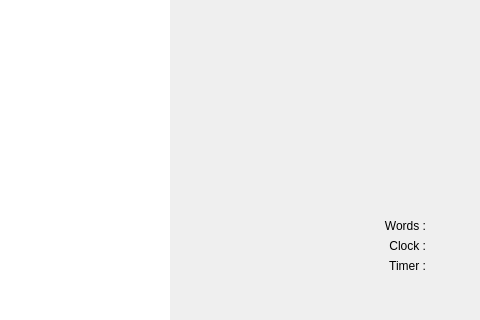
inniyah/plume-creator, file src/fullscreen/fullscreeneditor.ui: the form before one commit; both pictures show x 439 to 919 and y 306 to 626 of the 919 by 626 pixel window.
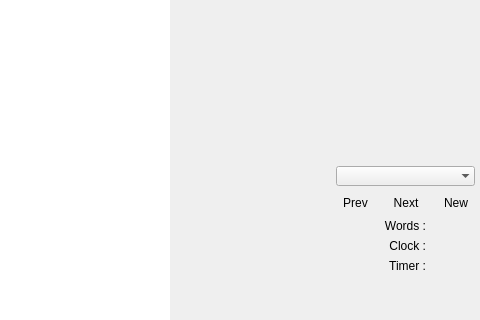
The form after the commit. Icons and pictures are not drawn. Custom widgets are drawn as their Qt base class.

Commit message: 0.58.8 : adds PoV column in outliner; outliner keeps the expanded or not state ; adds colored rows; adds prev next and new buttons in fullscreen; adds navigator in fullscreen

The edit to the form file:
```diff
--- a/src/fullscreen/fullscreeneditor.ui
+++ b/src/fullscreen/fullscreeneditor.ui
@@ -80,7 +80,7 @@
            </property>
            <item>
             <layout class="QGridLayout" name="gridLayout_2">
-             <item row="0" column="0" colspan="2">
+             <item row="1" column="0" colspan="2">
               <widget class="QLabel" name="wordCountBuddyLabel">
                <property name="mouseTracking">
                 <bool>true</bool>
@@ -93,7 +93,7 @@
                </property>
               </widget>
              </item>
-             <item row="0" column="2">
+             <item row="1" column="2">
               <widget class="QLabel" name="wordCountLabel">
                <property name="mouseTracking">
                 <bool>true</bool>
@@ -103,7 +103,7 @@
                </property>
               </widget>
              </item>
-             <item row="2" column="0" rowspan="2" colspan="2">
+             <item row="3" column="0" rowspan="2" colspan="2">
               <widget class="QLabel" name="timerBuddyLabel">
                <property name="mouseTracking">
                 <bool>true</bool>
@@ -116,7 +116,7 @@
                </property>
               </widget>
              </item>
-             <item row="2" column="2" rowspan="2">
+             <item row="3" column="2" rowspan="2">
               <widget class="QLabel" name="timerLabel">
                <property name="mouseTracking">
                 <bool>true</bool>
@@ -126,7 +126,7 @@
                </property>
               </widget>
              </item>
-             <item row="1" column="2">
+             <item row="2" column="2">
               <widget class="DigitalClock" name="clockLabel">
                <property name="mouseTracking">
                 <bool>true</bool>
@@ -136,7 +136,7 @@
                </property>
               </widget>
              </item>
-             <item row="1" column="0" colspan="2">
+             <item row="2" column="0" colspan="2">
               <widget class="QLabel" name="clockBuddyLabel">
                <property name="enabled">
                 <bool>true</bool>
@@ -152,7 +152,7 @@
                </property>
               </widget>
              </item>
-             <item row="5" column="0" colspan="3">
+             <item row="6" column="0" colspan="3">
               <layout class="QHBoxLayout" name="horizontalLayout">
                <item>
                 <widget class="QToolButton" name="notesButton">
@@ -234,7 +234,7 @@
                </item>
               </layout>
              </item>
-             <item row="4" column="0" colspan="3">
+             <item row="5" column="0" colspan="3">
               <widget class="WordGoalProgressBar" name="progressBar" native="true">
                <property name="minimumSize">
                 <size>
@@ -244,6 +244,80 @@
                </property>
               </widget>
              </item>
+             <item row="0" column="0" colspan="3">
+              <layout class="QGridLayout" name="gridLayout_3">
+               <item row="0" column="0" colspan="3">
+                <widget class="QComboBox" name="navigatorComboBox">
+                 <property name="sizeAdjustPolicy">
+                  <enum>QComboBox::AdjustToContents</enum>
+                 </property>
+                 <property name="frame">
+                  <bool>false</bool>
+                 </property>
+                </widget>
+               </item>
+               <item row="1" column="0">
+                <widget class="QToolButton" name="prevButton">
+                 <property name="text">
+                  <string>Prev</string>
+                 </property>
+                 <property name="icon">
+                  <iconset resource="../pics.qrc">
+                   <normaloff>:/pics/gtk-go-previous.png</normaloff>:/pics/gtk-go-previous.png</iconset>
+                 </property>
+                 <property name="iconSize">
+                  <size>
+                   <width>32</width>
+                   <height>32</height>
+                  </size>
+                 </property>
+                 <property name="autoRaise">
+                  <bool>true</bool>
+                 </property>
+                </widget>
+               </item>
+               <item row="1" column="1">
+                <widget class="QToolButton" name="nextButton">
+                 <property name="text">
+                  <string>Next</string>
+                 </property>
+                 <property name="icon">
+                  <iconset resource="../pics.qrc">
+                   <normaloff>:/pics/gtk-go-next.png</normaloff>:/pics/gtk-go-next.png</iconset>
+                 </property>
+                 <property name="iconSize">
+                  <size>
+                   <width>32</width>
+                   <height>32</height>
+                  </size>
+                 </property>
+                 <property name="autoRaise">
+                  <bool>true</bool>
+                 </property>
+                </widget>
+               </item>
+               <item row="1" column="2">
+                <widget class="QToolButton" name="newButton">
+                 <property name="text">
+                  <string>New</string>
+                 </property>
+                 <property name="icon">
+                  <iconset resource="../pics.qrc">
+                   <normaloff>:/pics/gtk-document-new.png</normaloff>:/pics/gtk-document-new.png</iconset>
+                 </property>
+                 <property name="iconSize">
+                  <size>
+                   <width>32</width>
+                   <height>32</height>
+                  </size>
+                 </property>
+                 <property name="autoRaise">
+                  <bool>true</bool>
+                 </property>
+                </widget>
+               </item>
+              </layout>
+             </item>
             </layout>
            </item>
           </layout>
```
The commit also changes 61 other files.
